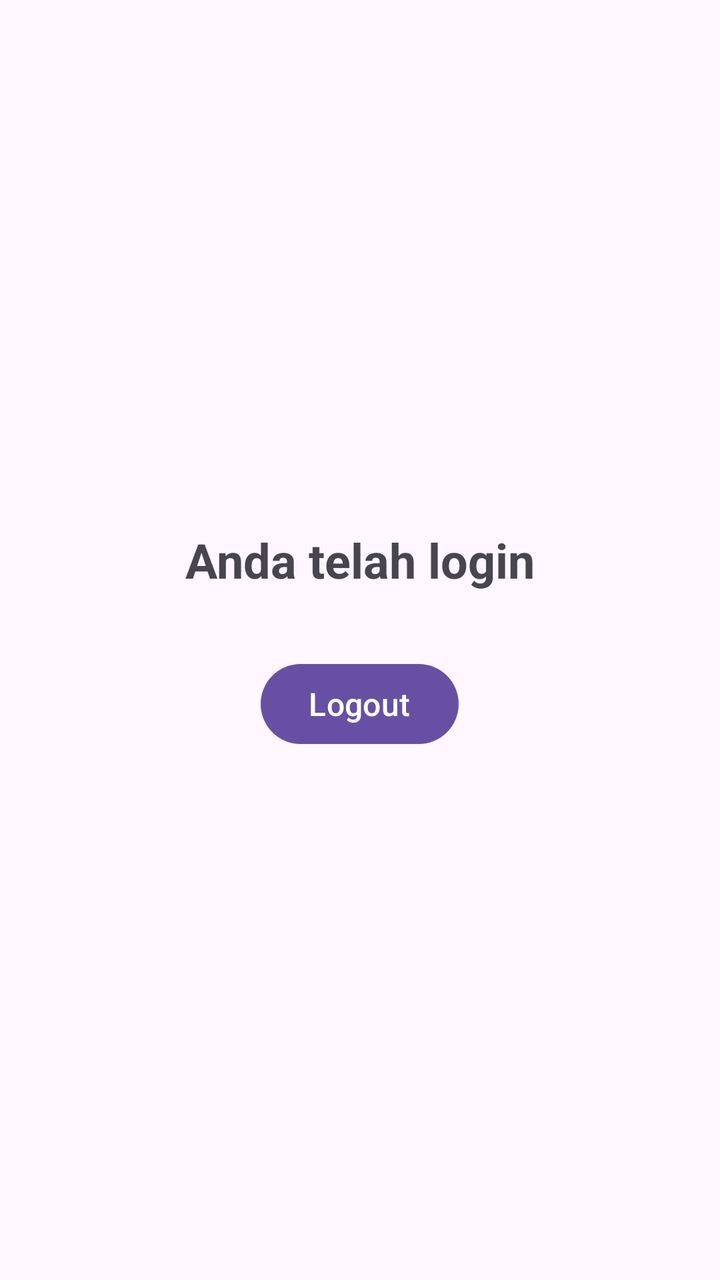
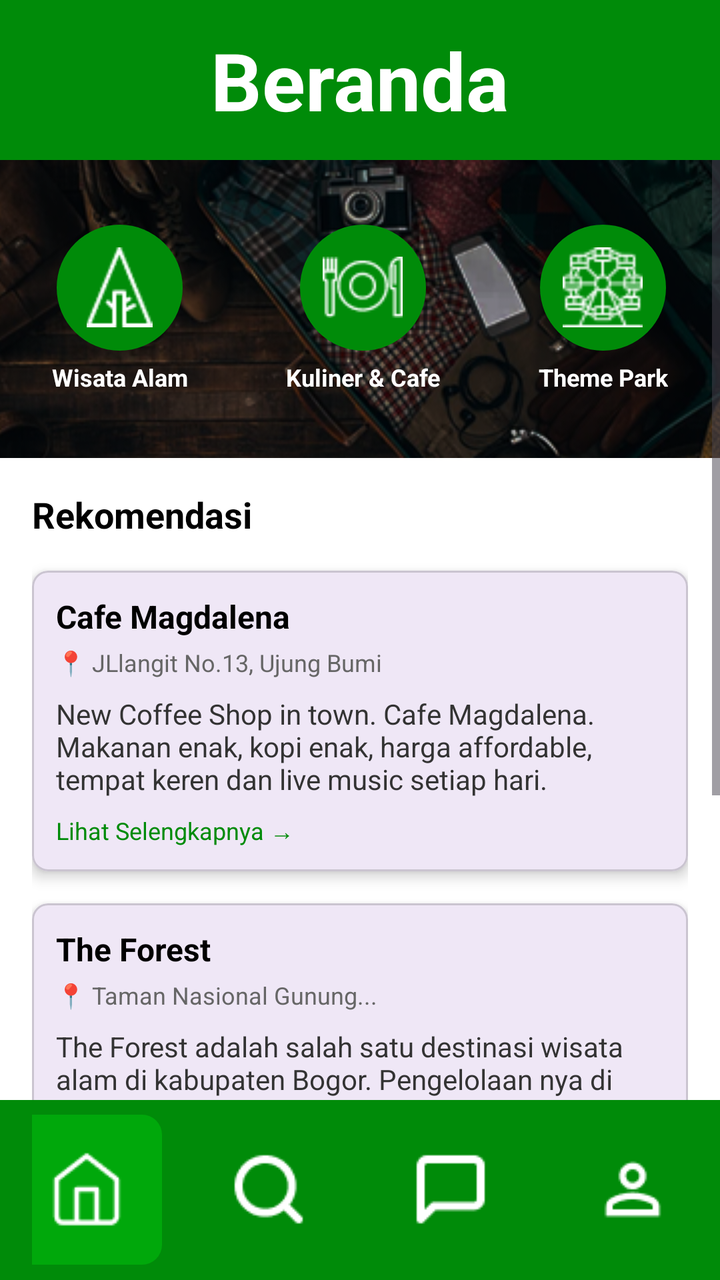

Two renders of the same Android screen: before a commit and after it. Below are the layout's source before the change and the commit's diff.
<!-- AndroidManifest.xml: application theme Theme.Wertugo -->
<!-- res/layout/activity_home.xml -->
<?xml version="1.0" encoding="utf-8"?>
<LinearLayout xmlns:android="http://schemas.android.com/apk/res/android"
    android:layout_width="match_parent"
    android:layout_height="match_parent"
    android:orientation="vertical"
    android:gravity="center"
    android:padding="32dp">

    <TextView
        android:id="@+id/tv_message"
        android:layout_width="wrap_content"
        android:layout_height="wrap_content"
        android:text="Anda telah login"
        android:textSize="24sp"
        android:textStyle="bold"
        android:layout_marginBottom="32dp" />

    <Button
        android:id="@+id/btn_logout"
        android:layout_width="wrap_content"
        android:layout_height="wrap_content"
        android:text="Logout"
        android:textSize="16sp" />

</LinearLayout>
<!-- resources referenced by this layout -->
<resources>
  <style name="Theme.Wertugo" parent="Base.Theme.Wertugo" />
  <style name="Base.Theme.Wertugo" parent="Theme.Material3.DayNight.NoActionBar">
          
          
      </style>
</resources>

<!-- the commit's change to res/layout/activity_home.xml (unified diff, before → after) -->
@@ -1,25 +1,385 @@
 <?xml version="1.0" encoding="utf-8"?>
 <LinearLayout xmlns:android="http://schemas.android.com/apk/res/android"
+    xmlns:app="http://schemas.android.com/apk/res-auto"
     android:layout_width="match_parent"
     android:layout_height="match_parent"
     android:orientation="vertical"
-    android:gravity="center"
-    android:padding="32dp">
-
-    <TextView
-        android:id="@+id/tv_message"
-        android:layout_width="wrap_content"
-        android:layout_height="wrap_content"
-        android:text="Anda telah login"
-        android:textSize="24sp"
-        android:textStyle="bold"
-        android:layout_marginBottom="32dp" />
-
-    <Button
-        android:id="@+id/btn_logout"
-        android:layout_width="wrap_content"
-        android:layout_height="wrap_content"
-        android:text="Logout"
-        android:textSize="16sp" />
-
+    android:background="#FFFFFF">
+
+    
+    <RelativeLayout
+        android:layout_width="match_parent"
+        android:layout_height="80dp"
+        android:background="#008B09">
+
+        <TextView
+            android:layout_width="wrap_content"
+            android:layout_height="wrap_content"
+            android:layout_centerInParent="true"
+            android:text="@string/home_title"
+            android:textColor="#FFFFFF"
+            android:textSize="40sp"
+            android:textStyle="bold"
+            android:fontFamily="sans-serif" />
+    </RelativeLayout>
+
+    
+    <ScrollView
+        android:layout_width="match_parent"
+        android:layout_height="0dp"
+        android:layout_weight="1">
+
+        <LinearLayout
+            android:layout_width="match_parent"
+            android:layout_height="wrap_content"
+            android:orientation="vertical">
+
+            
+            <RelativeLayout
+                android:layout_width="match_parent"
+                android:layout_height="149dp">
+
+                
+                <ImageView
+                    android:layout_width="match_parent"
+                    android:layout_height="match_parent"
+                    android:src="@drawable/bg_category"
+                    android:scaleType="centerCrop"
+                     />
+
+                
+                <LinearLayout
+                    android:layout_width="match_parent"
+                    android:layout_height="wrap_content"
+                    android:layout_centerVertical="true"
+                    android:orientation="horizontal"
+                    android:gravity="center"
+                    android:paddingHorizontal="16dp">
+
+                    
+                    <LinearLayout
+                        android:layout_width="wrap_content"
+                        android:layout_height="wrap_content"
+                        android:orientation="vertical"
+                        android:gravity="center"
+                        android:layout_marginEnd="49dp">
+
+                        
+                        <LinearLayout
+                            android:layout_width="63dp"
+                            android:layout_height="63dp"
+                            android:background="@drawable/bg_icon_kategori"
+                            android:gravity="center">
+                            <ImageView
+                                android:layout_width="40dp"
+                                android:layout_height="40dp"
+                                android:src="@drawable/ic_wisata_alam"
+                                 />
+                        </LinearLayout>
+
+                        
+                        <TextView
+                            android:layout_width="wrap_content"
+                            android:layout_height="wrap_content"
+                            android:layout_marginTop="5dp"
+                            android:text="Wisata Alam"
+                            android:textColor="#FFFFFF"
+                            android:textSize="12sp"
+                            android:textStyle="bold" />
+                    </LinearLayout>
+
+                    
+                    <LinearLayout
+                        android:layout_width="wrap_content"
+                        android:layout_height="wrap_content"
+                        android:orientation="vertical"
+                        android:gravity="center"
+                        android:layout_marginEnd="49dp">
+
+                        <LinearLayout
+                            android:layout_width="63dp"
+                            android:layout_height="63dp"
+                            android:background="@drawable/bg_icon_kategori"
+                            android:gravity="center">
+                            <ImageView
+                                android:layout_width="40dp"
+                                android:layout_height="40dp"
+                                android:src="@drawable/ic_kuliner"
+                                 />
+                        </LinearLayout>
+
+                        <TextView
+                            android:layout_width="wrap_content"
+                            android:layout_height="wrap_content"
+                            android:layout_marginTop="5dp"
+                            android:text="Kuliner &amp; Cafe"
+                            android:textColor="#FFFFFF"
+                            android:textSize="12sp"
+                            android:textStyle="bold" />
+                    </LinearLayout>
+
+                    
+                    <LinearLayout
+                        android:layout_width="wrap_content"
+                        android:layout_height="wrap_content"
+                        android:orientation="vertical"
+                        android:gravity="center">
+
+                        <LinearLayout
+                            android:layout_width="63dp"
+                            android:layout_height="63dp"
+                            android:background="@drawable/bg_icon_kategori"
+                            android:gravity="center">
+                            <ImageView
+                                android:layout_width="40dp"
+                                android:layout_height="40dp"
+                                android:src="@drawable/ic_theme_park"
+                                 />
+                        </LinearLayout>
+
+                        <TextView
+                            android:layout_width="wrap_content"
+                            android:layout_height="wrap_content"
+                            android:layout_marginTop="5dp"
+                            android:text="Theme Park"
+                            android:textColor="#FFFFFF"
+                            android:textSize="12sp"
+                            android:textStyle="bold" />
+                    </LinearLayout>
+
+                </LinearLayout>
+            </RelativeLayout>
+
+            
+            <LinearLayout
+                android:layout_width="match_parent"
+                android:layout_height="wrap_content"
+                android:orientation="vertical"
+                android:padding="16dp">
+
+                
+                <TextView
+                    android:layout_width="wrap_content"
+                    android:layout_height="wrap_content"
+                    android:layout_marginBottom="16dp"
+                    android:text="Rekomendasi"
+                    android:textColor="#000000"
+                    android:textSize="18sp"
+                    android:textStyle="bold" />
+
+                
+                <com.google.android.material.card.MaterialCardView
+                    android:layout_width="match_parent"
+                    android:layout_height="wrap_content"
+                    android:layout_marginBottom="16dp"
+                    app:cardCornerRadius="8dp"
+                    app:cardElevation="4dp">
+
+                    <LinearLayout
+                        android:layout_width="match_parent"
+                        android:layout_height="wrap_content"
+                        android:orientation="vertical"
+                        android:padding="12dp">
+
+                        <TextView
+                            android:layout_width="wrap_content"
+                            android:layout_height="wrap_content"
+                            android:text="Cafe Magdalena"
+                            android:textColor="#000000"
+                            android:textSize="16sp"
+                            android:textStyle="bold" />
+
+                        <TextView
+                            android:layout_width="wrap_content"
+                            android:layout_height="wrap_content"
+                            android:layout_marginTop="4dp"
+                            android:text="📍 JLlangit No.13, Ujung Bumi"
+                            android:textColor="#666666"
+                            android:textSize="12sp" />
+
+                        <TextView
+                            android:layout_width="match_parent"
+                            android:layout_height="wrap_content"
+                            android:layout_marginTop="8dp"
+                            android:text="New Coffee Shop in town. Cafe Magdalena. Makanan enak, kopi enak, harga affordable, tempat keren dan live music setiap hari."
+                            android:textColor="#333333"
+                            android:textSize="14sp" />
+
+                        <TextView
+                            android:layout_width="wrap_content"
+                            android:layout_height="wrap_content"
+                            android:layout_marginTop="8dp"
+                            android:clickable="true"
+                            android:text="Lihat Selengkapnya →"
+                            android:textColor="#008B09"
+                            android:textSize="12sp" />
+                    </LinearLayout>
+                </com.google.android.material.card.MaterialCardView>
+
+                
+                <com.google.android.material.card.MaterialCardView
+                    android:layout_width="match_parent"
+                    android:layout_height="wrap_content"
+                    android:layout_marginBottom="16dp"
+                    app:cardCornerRadius="8dp"
+                    app:cardElevation="4dp">
+
+                    <LinearLayout
+                        android:layout_width="match_parent"
+                        android:layout_height="wrap_content"
+                        android:orientation="vertical"
+                        android:padding="12dp">
+
+                        <TextView
+                            android:layout_width="wrap_content"
+                            android:layout_height="wrap_content"
+                            android:text="The Forest"
+                            android:textColor="#000000"
+                            android:textSize="16sp"
+                            android:textStyle="bold" />
+
+                        <TextView
+                            android:layout_width="wrap_content"
+                            android:layout_height="wrap_content"
+                            android:layout_marginTop="4dp"
+                            android:text="📍 Taman Nasional Gunung..."
+                            android:textColor="#666666"
+                            android:textSize="12sp" />
+
+                        <TextView
+                            android:layout_width="match_parent"
+                            android:layout_height="wrap_content"
+                            android:layout_marginTop="8dp"
+                            android:text="The Forest adalah salah satu destinasi wisata alam di kabupaten Bogor. Pengelolaan nya di bawah Kementerian KLHK, Balai Taman Nasional Gunung..."
+                            android:textColor="#333333"
+                            android:textSize="14sp" />
+
+                        <TextView
+                            android:layout_width="wrap_content"
+                            android:layout_height="wrap_content"
+                            android:layout_marginTop="8dp"
+                            android:clickable="true"
+                            android:text="Lihat Selengkapnya →"
+                            android:textColor="#008B09"
+                            android:textSize="12sp" />
+                    </LinearLayout>
+                </com.google.android.material.card.MaterialCardView>
+
+                
+                <com.google.android.material.card.MaterialCardView
+                    android:layout_width="match_parent"
+                    android:layout_height="wrap_content"
+                    android:layout_marginBottom="16dp"
+                    app:cardCornerRadius="8dp"
+                    app:cardElevation="4dp">
+
+                    <LinearLayout
+                        android:layout_width="match_parent"
+                        android:layout_height="wrap_content"
+                        android:orientation="vertical"
+                        android:padding="12dp">
+
+                        <TextView
+                            android:layout_width="wrap_content"
+                            android:layout_height="wrap_content"
+                            android:text="Warung Dauhan"
+                            android:textColor="#000000"
+                            android:textSize="16sp"
+                            android:textStyle="bold" />
+
+                        <TextView
+                            android:layout_width="wrap_content"
+                            android:layout_height="wrap_content"
+                            android:layout_marginTop="4dp"
+                            android:text="📍 JL. Sancang No.99"
+                            android:textColor="#666666"
+                            android:textSize="12sp" />
+
+                        <TextView
+                            android:layout_width="match_parent"
+                            android:layout_height="wrap_content"
+                            android:layout_marginTop="8dp"
+                            android:text="Warung Dauhan adalah tempat jajan paling murah loh! Gak percaya? Coba aja!"
+                            android:textColor="#333333"
+                            android:textSize="14sp" />
+                    </LinearLayout>
+                </com.google.android.material.card.MaterialCardView>
+
+            </LinearLayout>
+        </LinearLayout>
+    </ScrollView>
+
+    
+    <LinearLayout
+        android:layout_width="match_parent"
+        android:layout_height="90dp"
+        android:background="#008B09"
+        android:gravity="center"
+        android:orientation="horizontal"
+        android:paddingHorizontal="16dp">
+
+        <LinearLayout
+            android:layout_width="75dp"
+            android:layout_height="75dp"
+            android:background="@drawable/bg_nav_active"
+            android:gravity="center"
+            android:layout_marginEnd="16dp">
+            <ImageView
+                android:id="@+id/nav_home"
+                android:layout_width="40dp"
+                android:layout_height="40dp"
+                android:src="@drawable/ic_home"
+                android:contentDescription="@string/nav_home"
+                android:clickable="true"
+                android:focusable="true"
+                app:tint="#FFFFFF" />
+        </LinearLayout>
+
+        <LinearLayout
+            android:layout_width="75dp"
+            android:layout_height="75dp"
+            android:gravity="center"
+            android:layout_marginEnd="16dp">
+            <ImageView
+                android:id="@+id/nav_search"
+                android:layout_width="40dp"
+                android:layout_height="40dp"
+                android:src="@drawable/ic_search"
+                android:contentDescription="@string/nav_search"
+                android:clickable="true"
+                android:focusable="true"
+                app:tint="#FFFFFF" />
+        </LinearLayout>
+
+        <LinearLayout
+            android:layout_width="75dp"
+            android:layout_height="75dp"
+            android:gravity="center"
+            android:layout_marginEnd="16dp">
+            <ImageView
+                android:id="@+id/nav_message"
+                android:layout_width="40dp"
+                android:layout_height="40dp"
+                android:src="@drawable/ic_message"
+                android:contentDescription="@string/nav_message"
+                android:clickable="true"
+                android:focusable="true"
+                app:tint="#FFFFFF" />
+        </LinearLayout>
+
+        <LinearLayout
+            android:layout_width="75dp"
+            android:layout_height="75dp"
+            android:gravity="center">
+            <ImageView
+                android:id="@+id/nav_profile"
+                android:layout_width="40dp"
+                android:layout_height="40dp"
+                android:src="@drawable/ic_profile"
+                android:contentDescription="@string/nav_profile"
+                android:clickable="true"
+                android:focusable="true"
+                app:tint="#FFFFFF" />
+        </LinearLayout>
+    </LinearLayout>
 </LinearLayout>
<!-- resource entries referenced after the edit -->
@@ -1,5 +1,31 @@
 <!-- resources referenced by this layout -->
 <resources>
+  <!-- drawable bg_category: png bitmap (drawable, 107651 bytes) -->
+  <!-- drawable bg_icon_kategori (drawable) -->
+  <?xml version="1.0" encoding="utf-8"?>
+  <shape xmlns:android="http://schemas.android.com/apk/res/android"
+      android:shape="oval">
+      <solid android:color="#008B09" />
+  </shape>
+  <!-- drawable bg_nav_active (drawable) -->
+  <?xml version="1.0" encoding="utf-8"?>
+  <shape xmlns:android="http://schemas.android.com/apk/res/android"
+      android:shape="rectangle">
+      <corners android:radius="10dp" />
+      <solid android:color="#00A80B" />
+  </shape>
+  <!-- drawable ic_home: png bitmap (drawable, 511 bytes) -->
+  <!-- drawable ic_kuliner: png bitmap (drawable, 962 bytes) -->
+  <!-- drawable ic_message: png bitmap (drawable, 373 bytes) -->
+  <!-- drawable ic_profile: png bitmap (drawable, 541 bytes) -->
+  <!-- drawable ic_search: png bitmap (drawable, 654 bytes) -->
+  <!-- drawable ic_theme_park: png bitmap (drawable, 1062 bytes) -->
+  <!-- drawable ic_wisata_alam: png bitmap (drawable, 687 bytes) -->
+  <string name="home_title">Beranda</string>
+  <string name="nav_home">Home</string>
+  <string name="nav_message">Message</string>
+  <string name="nav_profile">Profile</string>
+  <string name="nav_search">Search</string>
   <style name="Theme.Wertugo" parent="Base.Theme.Wertugo" />
   <style name="Base.Theme.Wertugo" parent="Theme.Material3.DayNight.NoActionBar">
           
